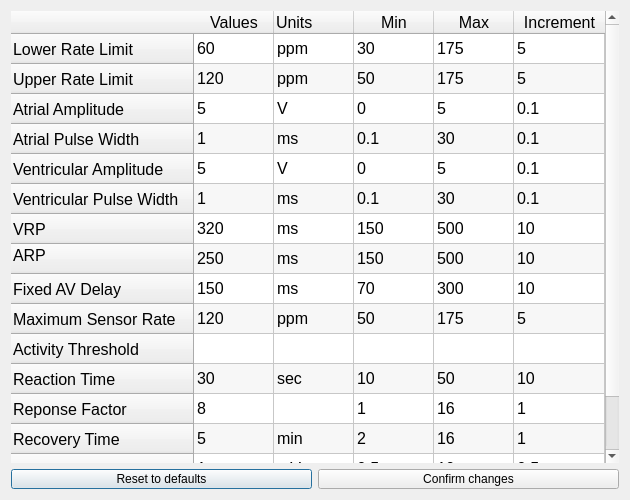
First picture: the form in DCM/ui_files/parameters.ui, repository CarlosCapili/3K04-Pacemaker-Project, before the edit.
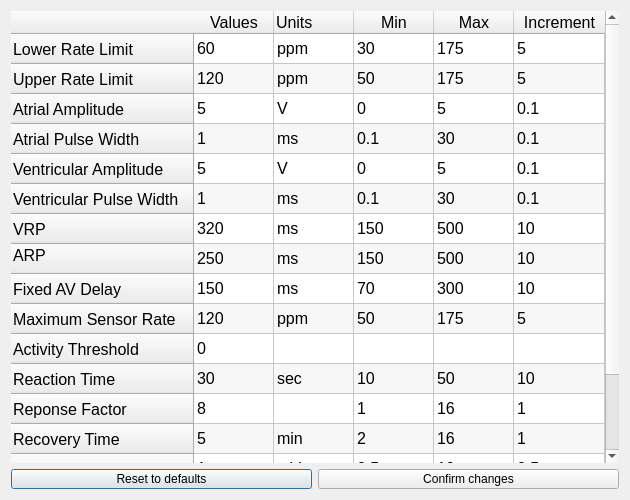
Second picture: the form after the edit.

```diff
--- a/DCM/ui_files/parameters.ui
+++ b/DCM/ui_files/parameters.ui
@@ -212,6 +212,11 @@
        <string>Ventricular Sensitivity</string>
       </property>
      </row>
+     <row>
+      <property name="text">
+       <string>PVARP</string>
+      </property>
+     </row>
      <column>
       <property name="text">
        <string>Values</string>
@@ -604,6 +609,11 @@
        <string>5</string>
       </property>
      </item>
+     <item row="10" column="0">
+      <property name="text">
+       <string>0</string>
+      </property>
+     </item>
      <item row="11" column="0">
       <property name="text">
        <string>30</string>
@@ -729,6 +739,31 @@
        <string>0.5</string>
       </property>
      </item>
+     <item row="16" column="0">
+      <property name="text">
+       <string>250</string>
+      </property>
+     </item>
+     <item row="16" column="1">
+      <property name="text">
+       <string>ms</string>
+      </property>
+     </item>
+     <item row="16" column="2">
+      <property name="text">
+       <string>150</string>
+      </property>
+     </item>
+     <item row="16" column="3">
+      <property name="text">
+       <string>500</string>
+      </property>
+     </item>
+     <item row="16" column="4">
+      <property name="text">
+       <string>10</string>
+      </property>
+     </item>
     </widget>
    </item>
    <item row="1" column="0">
```
Left out of the diff: 60 changed lines with no effect on the pictures.
